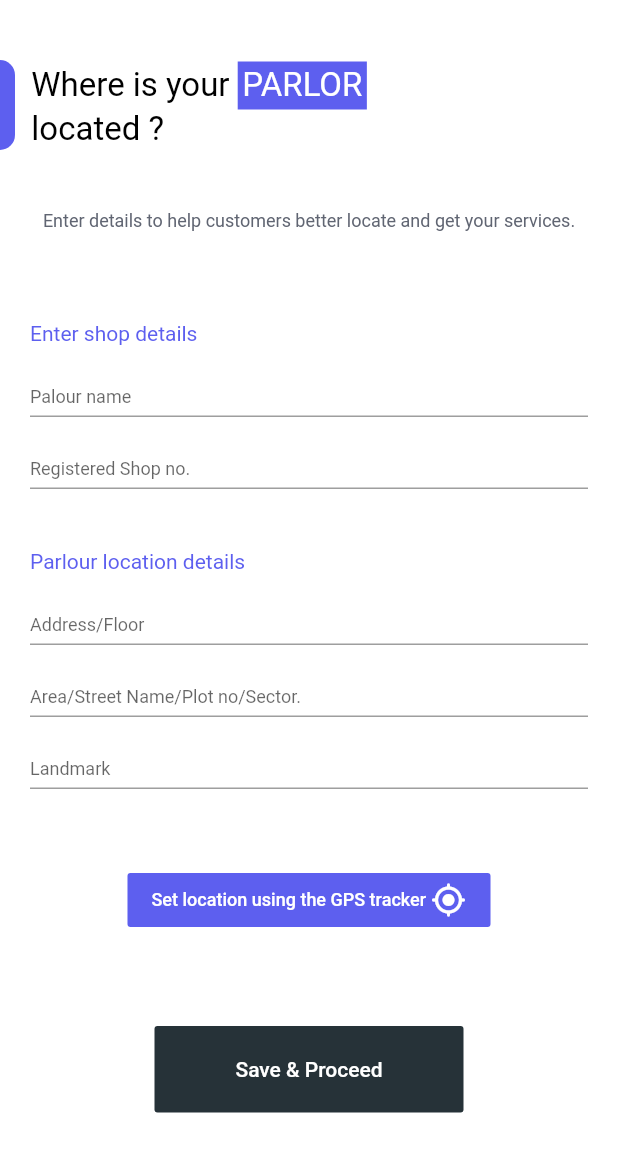
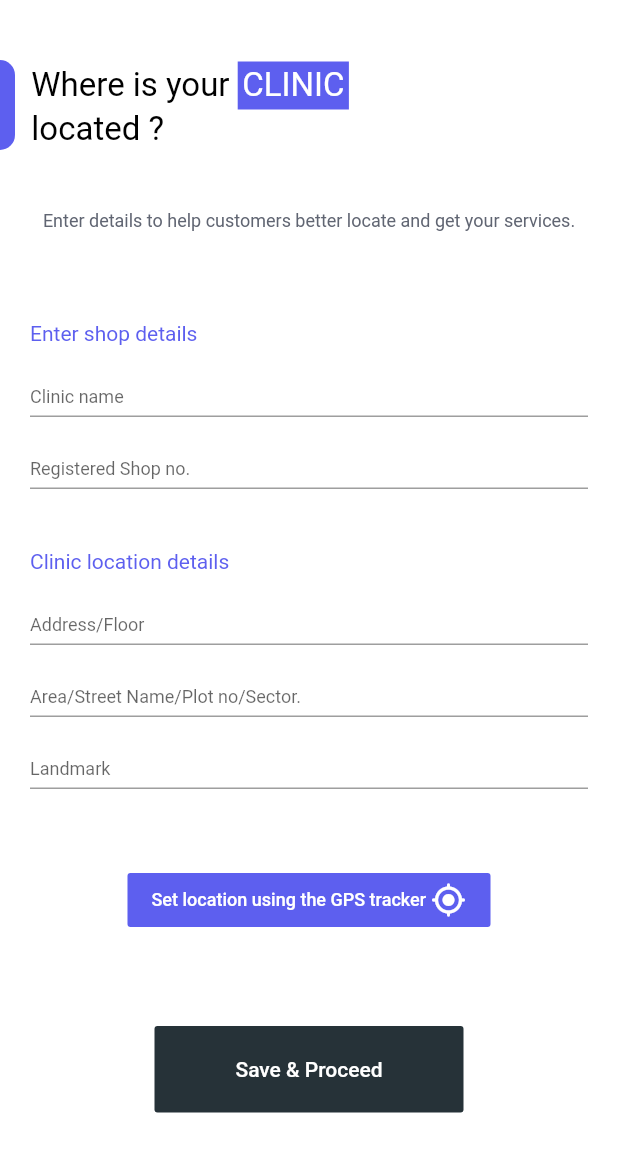
Before and after one commit to Sounmay/Prayas-Booking-App-Service, a Flutter app: the DoctorLocation screen opened by its route, on a phone screen of 412 x 824 dp. Shown: the top 1152 px of the screen. Run offline on Flutter 3.47's test engine with Material 2 defaults, Android fonts, the phone set to English and light mode, and no system bars; our stand-ins replace cloud_firestore, firebase_auth, firebase_core; accounts and stored records are empty.

```diff
--- a/lib/Screens/DoctorLocation.dart
+++ b/lib/Screens/DoctorLocation.dart
@@ -43,7 +43,7 @@ class _DoctorLocationState extends State<DoctorLocation> {
                                 Container(
                                   color: Color(0xff5D5FEF),
                                   padding: EdgeInsets.all(3),
-                                  child: Text('PARLOR',
+                                  child: Text('CLINIC',
                                       style: TextStyle(
                                           fontSize: 22, color: Colors.white)),
                                 )
@@ -73,7 +73,7 @@ class _DoctorLocationState extends State<DoctorLocation> {
                           TextFormField(
                             decoration: const InputDecoration(
                                 contentPadding: EdgeInsets.only(bottom: -20),
-                                hintText: 'Palour name',
+                                hintText: 'Clinic name',
                                 hintStyle: TextStyle(fontSize: 12)),
                             validator: (value) {
                               if (value.isEmpty) {
@@ -95,7 +95,7 @@ class _DoctorLocationState extends State<DoctorLocation> {
                             },
                           ),
                           SizedBox(height: 40),
-                          Text('Parlour location details',
+                          Text('Clinic location details',
                               style: TextStyle(
                                   fontSize: 14, color: Color(0xff5D5FEF))),
                           TextFormField(
```
